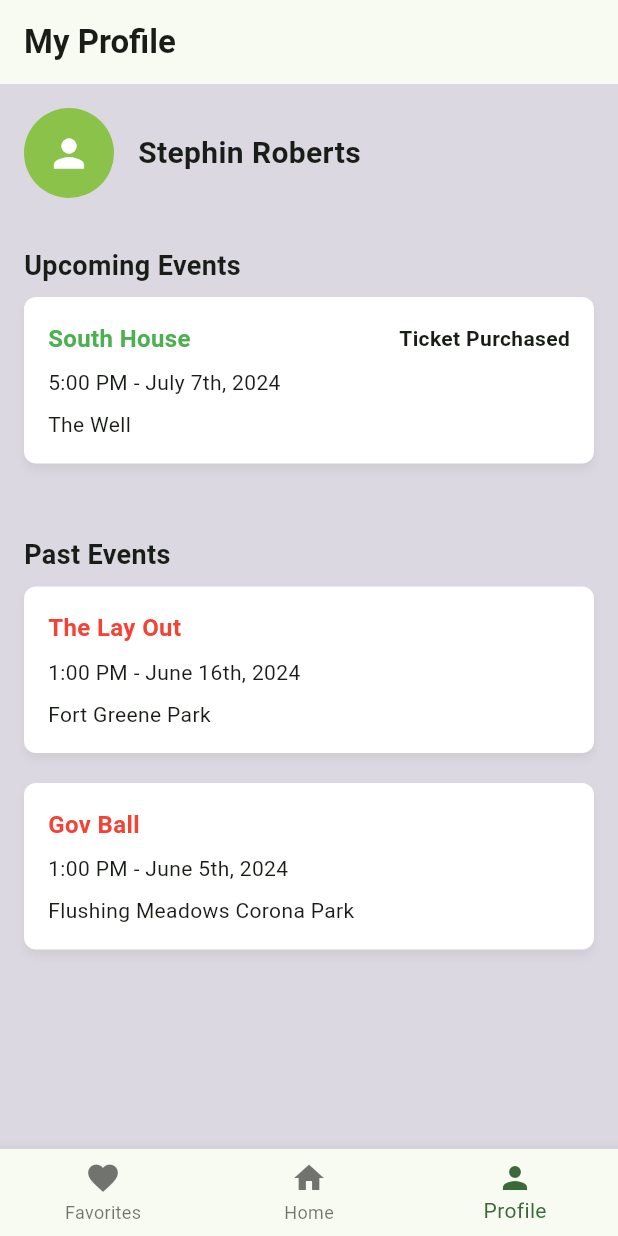
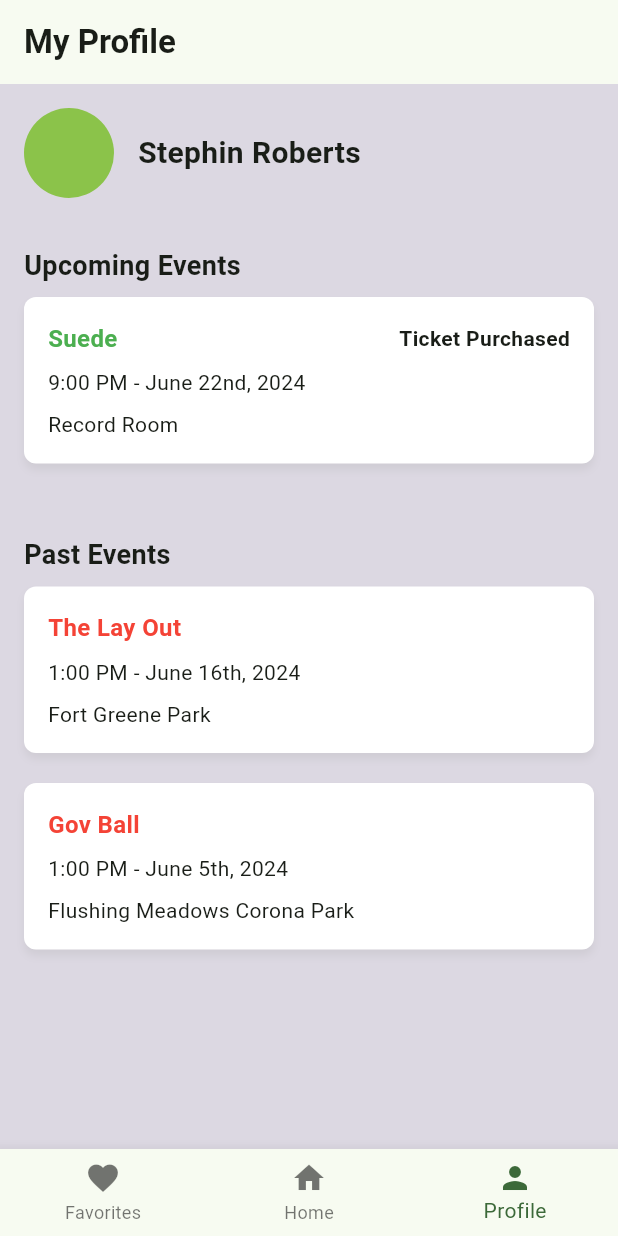
Before and after one commit to StephinAntonio7/WhatsTheVibesNY, a Flutter app: the ProfileScreen screen opened directly, on a phone screen of 412 x 824 dp. Run offline on Flutter 3.47's test engine with Material 3 defaults, Android fonts, the phone set to English and light mode, and no system bars; our stand-ins replace flutter_secure_storage; accounts and stored records are empty; network calls fail.

Commit message:
final changes

```diff
--- a/lib/screens/CreateScreen/create_screen.dart
+++ b/lib/screens/CreateScreen/create_screen.dart
@@ -143,7 +143,7 @@ class CreateScreen extends StatelessWidget {
       Navigator.pop(context, newEvent);
     } else {
       ScaffoldMessenger.of(context).showSnackBar(
-        SnackBar(content: Text('Failed to post event')),
+        SnackBar(content: Text('Event posted successfully!')),
       );
     }
   }
--- a/lib/screens/ProfileScreen/profile_screen.dart
+++ b/lib/screens/ProfileScreen/profile_screen.dart
@@ -29,11 +29,11 @@ class ProfileScreen extends StatelessWidget {
                 CircleAvatar(
                   radius: 30,
                   backgroundColor: Colors.lightGreen,
-                  child: Icon(
-                    Icons.person,
-                    color: Colors.white,
-                    size: 30,
-                  ),
+                  // child: Icon(
+                  //   Icons.person,
+                  //   color: Colors.white,
+                  //   size: 30,
+                  // ),
                 ),
                 SizedBox(width: 16),
                 Text(
@@ -69,10 +69,10 @@ class ProfileScreen extends StatelessWidget {
                   ),
                   SizedBox(height: 8),
                   EventCard(
-                    vibe: 'South House',
-                    time: '5:00 PM',
-                    date: 'July 7th, 2024',
-                    location: 'The Well',
+                    vibe: 'Suede',
+                    time: '9:00 PM',
+                    date: 'June 22nd, 2024',
+                    location: 'Record Room',
                     purchased: true,
                   ),
                 ],
--- a/pubspec.yaml
+++ b/pubspec.yaml
@@ -94,7 +94,6 @@ flutter:
     - assets/images/Circulate Black Dollars.jpg
     - assets/images/DJ BG.png
     - assets/images/Hands up.png
-    - assets/images/EP.jpeg
 
   fonts:
     - family: Montserrat
```
Also changed, not shown: lib/screens/FavoritesScreen/favorites_screen.dart (+21 -9 lines), assets/images/BK Block P.jpg (added), assets/images/EP.jpeg (deleted), assets/images/EP.jpg (added), 2 other files.
